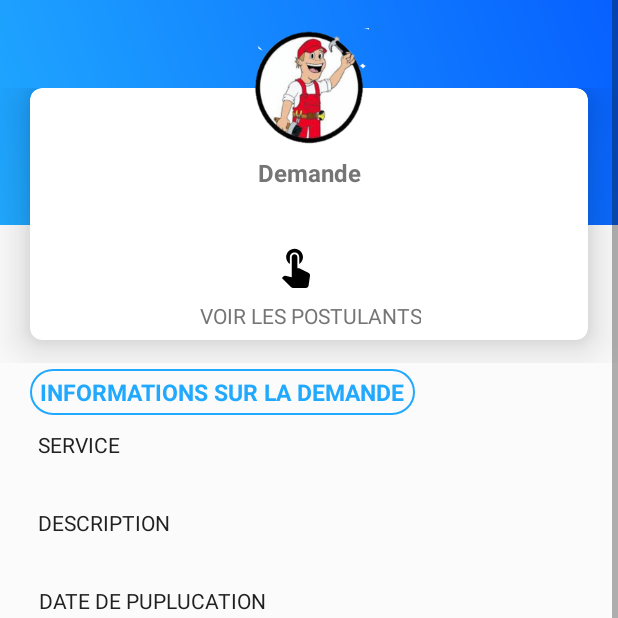
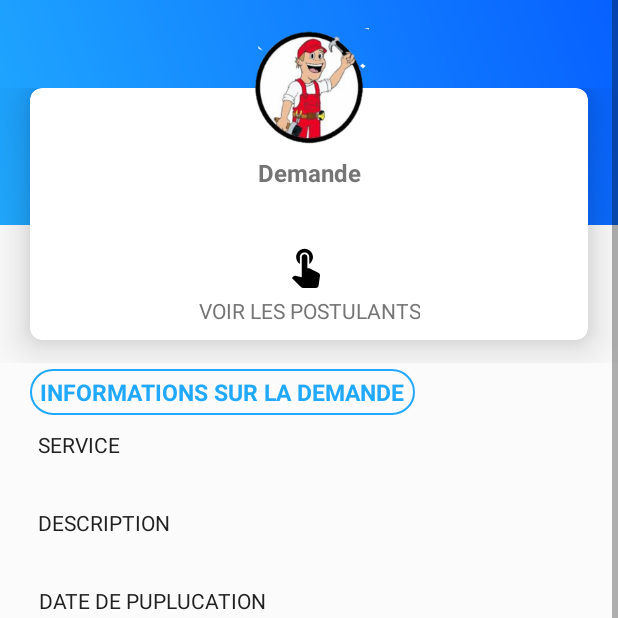
Before and after one commit to MejdaouiSoufiane/ServicesDeMaintenance, an Android app: the DetailDemandeClt screen opened directly, with no data from a screen before it, on a phone screen of 412 x 824 dp, the top half of it. Run offline under Robolectric (Android 15) with nearby library versions, the phone set to English and light mode, and no system bars; our stand-ins replace Firebase (no records; nobody signed in at launch, a user with empty details on screens opened directly), Picasso; plain views replace RoundedImageView; pictures from the network do not load; 1 statement that could not run was skipped.

Commit message:
Unify design mesures

```diff
--- a/app/src/main/res/layout/activity_detail_demande_clt.xml
+++ b/app/src/main/res/layout/activity_detail_demande_clt.xml
@@ -35,7 +35,10 @@
 
                 <androidx.constraintlayout.widget.ConstraintLayout
                     android:layout_width="match_parent"
-                    android:layout_height="168dp">
+                    android:layout_height="168dp"
+
+
+                    >
 
                     <TextView
                         android:id="@+id/c"
@@ -67,12 +70,11 @@
                         android:layout_height="30dp"
                         android:layout_marginTop="36dp"
                         android:layout_marginEnd="180dp"
+                        android:layout_marginLeft="175dp"
                         android:background="@drawable/ic_touch"
-                        android:foregroundGravity="center"
-                        app:layout_constraintEnd_toEndOf="parent"
-                        app:layout_constraintHorizontal_bias="1.0"
-                        app:layout_constraintStart_toStartOf="parent"
-                        app:layout_constraintTop_toBottomOf="@+id/c" />
+                        app:layout_constraintTop_toBottomOf="@+id/c"
+                        app:layout_constraintLeft_toLeftOf="parent"
+                        app:layout_constraintRight_toRightOf="parent"/>
 
                     <TextView
                         android:id="@+id/post"
@@ -83,12 +85,10 @@
                         android:textAllCaps="true"
                         android:textColor="@color/colorTextSecondary"
                         android:textSize="14sp"
+                        android:layout_marginBottom="10dp"
                         app:layout_constraintBottom_toBottomOf="parent"
-                        app:layout_constraintEnd_toEndOf="@id/apply_icon"
-                        app:layout_constraintHorizontal_bias="0.42"
-                        app:layout_constraintStart_toStartOf="@id/apply_icon"
-                        app:layout_constraintTop_toBottomOf="@+id/apply_icon"
-                        app:layout_constraintVertical_bias="0.555" />
+                        app:layout_constraintLeft_toLeftOf="parent"
+                        app:layout_constraintRight_toRightOf="parent"/>
 
                 </androidx.constraintlayout.widget.ConstraintLayout>
 
```
